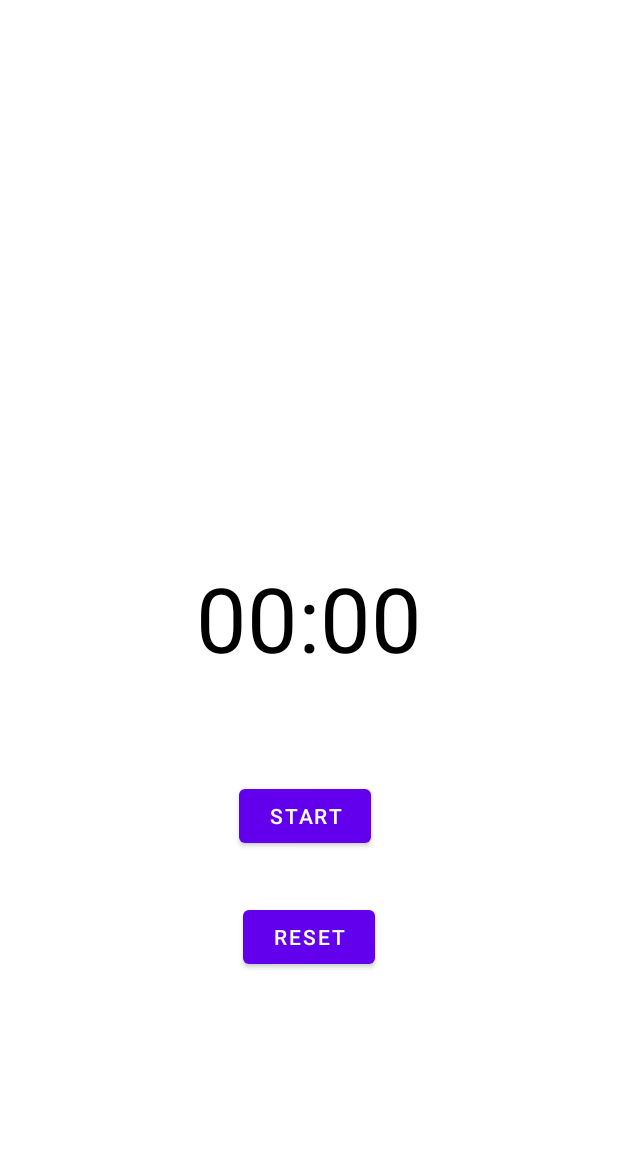
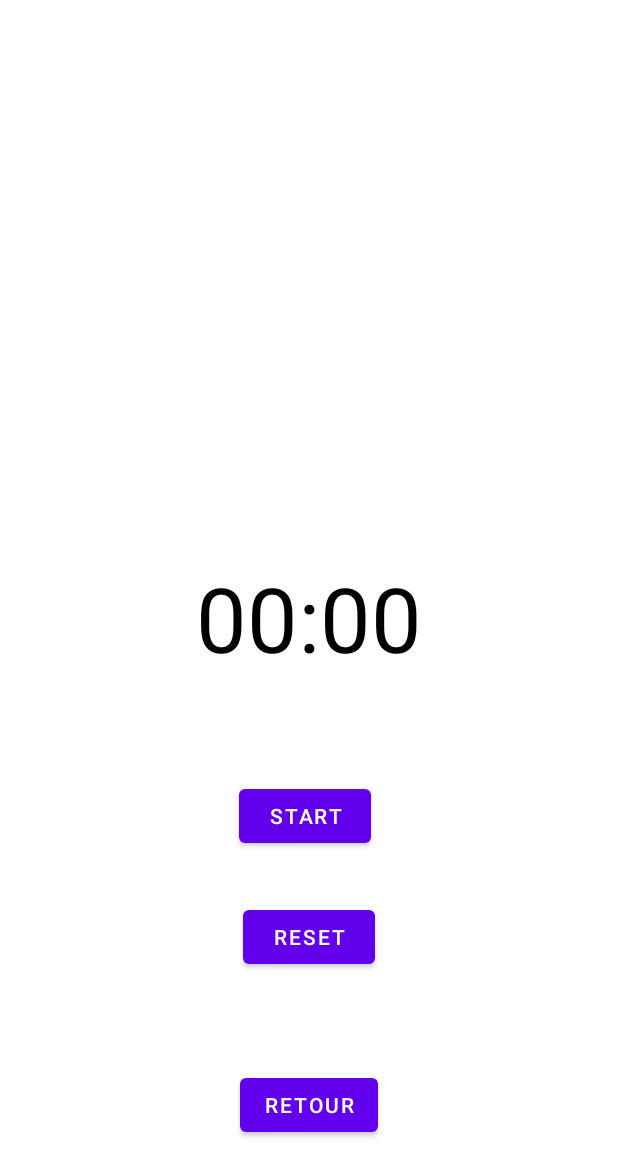
Before and after one commit to Rayane45/NVGUP, an Android app: the layout timer.xml on its own in the app's theme, with its tools: preview values and no code run, on a phone screen of 412 x 824 dp. Shown: the top 1176 px of the screen. Run offline under Robolectric (Android 15) with nearby library versions, the phone set to English and light mode, and no system bars.

Commit message:
Regarde le titre, j'en suis fier

```diff
--- a/app/src/main/res/layout/timer.xml
+++ b/app/src/main/res/layout/timer.xml
@@ -15,7 +15,7 @@
         android:text="00:00"
         android:textColor="@android:color/black"
         android:textSize="60sp" />
-    //mettre android:text dependant de l'exo
+
 
     <Button
         android:id="@+id/button_start_stop"
@@ -45,5 +45,14 @@
         android:visibility="invisible"
         tools:visibility="visible" />
 
+    <Button
+        android:id="@+id/button2"
+        android:layout_width="wrap_content"
+        android:layout_height="wrap_content"
+        android:layout_alignParentBottom="true"
+        android:layout_centerHorizontal="true"
+        android:layout_marginBottom="63dp"
+        android:text="Retour" />
+
 
 </RelativeLayout>
```
Also changed, not shown: app/src/main/AndroidManifest.xml (+7 -4 lines).
